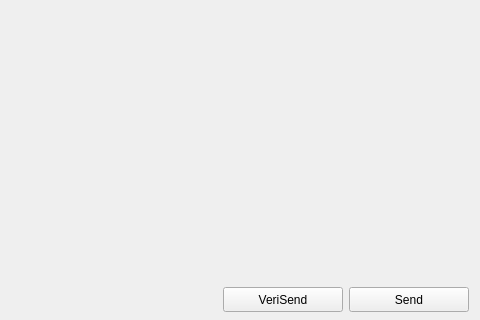
Old version of the form src/qt/forms/sendcoinsdialog.ui in the repository benzhi888/renminbi; both pictures show x 544 to 1024 and y 448 to 768 of the 1024 by 768 pixel window.
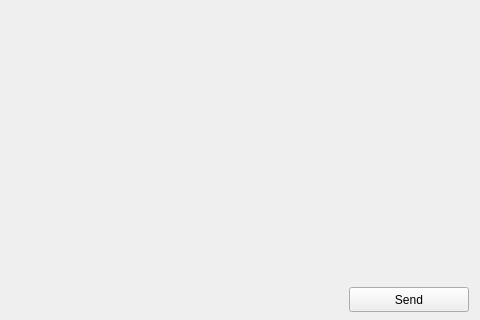
New version of the form. Icons and pictures are not drawn.

Patch:
```diff
--- a/src/qt/forms/sendcoinsdialog.ui
+++ b/src/qt/forms/sendcoinsdialog.ui
@@ -702,41 +702,6 @@
        </property>
       </spacer>
      </item>
-     <item>
-      <widget class="QPushButton" name="veriSendButton">
-       <property name="minimumSize">
-        <size>
-         <width>120</width>
-         <height>25</height>
-        </size>
-       </property>
-       <property name="toolTip">
-        <string>Confirm the send action</string>
-       </property>
-       <property name="text">
-        <string>VeriSend</string>
-       </property>
-       <property name="icon">
-        <iconset resource="../bitcoin.qrc">
-         <normaloff>:/icons/veriSend</normaloff>:/icons/veriSend</iconset>
-       </property>
-       <property name="iconSize">
-        <size>
-         <width>12</width>
-         <height>12</height>
-        </size>
-       </property>
-       <property name="autoDefault">
-        <bool>false</bool>
-       </property>
-       <property name="default">
-        <bool>false</bool>
-       </property>
-       <property name="flat">
-        <bool>false</bool>
-       </property>
-      </widget>
-     </item>
      <item>
       <widget class="QPushButton" name="sendButton">
        <property name="minimumSize">
```
